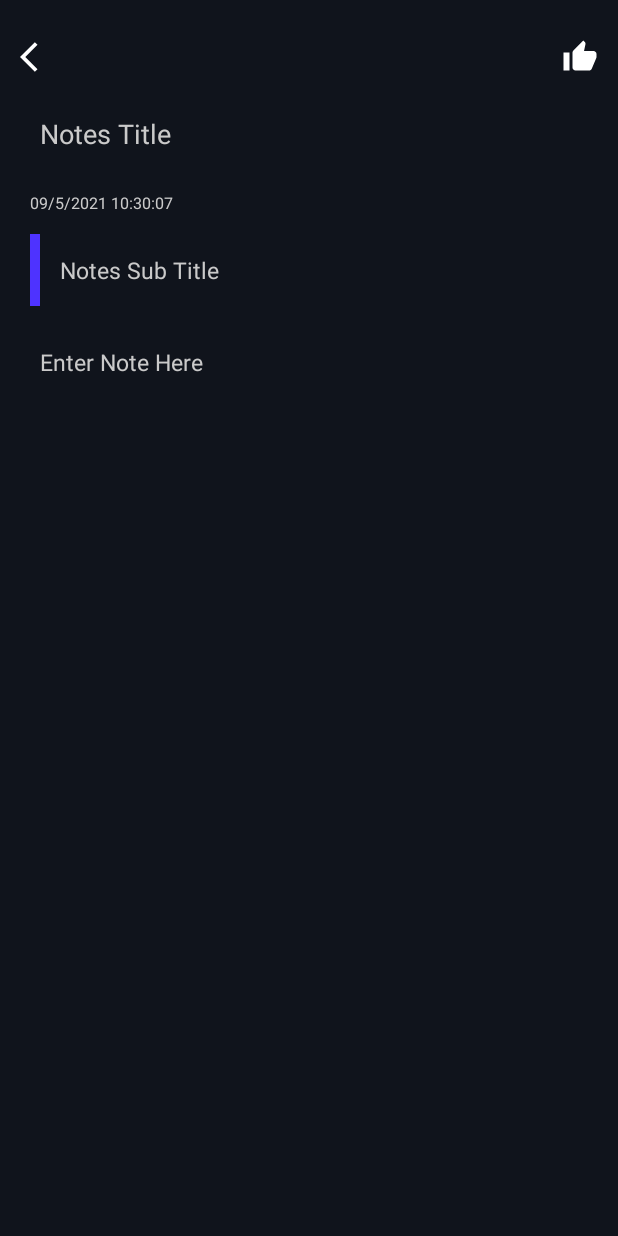
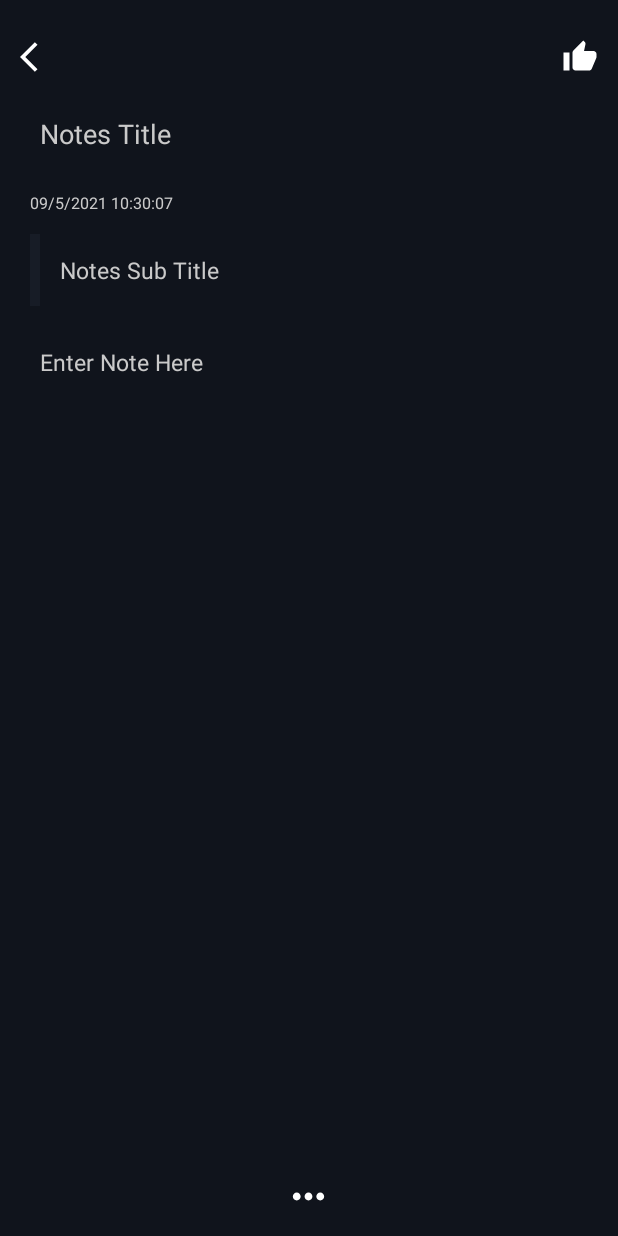
Before and after one commit to denizgocer/note-taking-kotlin, an Android app: the screen it shows after launch (MainActivity), after a tap on an icon or button, on a phone screen of 412 x 824 dp. Run offline under Robolectric (Android 15) with nearby library versions, the light colour scheme and no system bars; our stand-ins replace Room's generated code, sdp/ssp sizes.

Commit message:
Color on notes

```diff
--- a/app/build.gradle
+++ b/app/build.gradle
@@ -13,7 +13,7 @@
 
     defaultConfig {
         applicationId "com.denizgocer.notetakingfinal"
-        minSdkVersion 23
+        minSdkVersion 22
         targetSdkVersion 30
         versionCode 1
         versionName "1.0"
--- a/app/src/main/java/com/denizgocer/notetakingfinal/adapter/NotesAdapter.kt
+++ b/app/src/main/java/com/denizgocer/notetakingfinal/adapter/NotesAdapter.kt
@@ -41,6 +41,11 @@
         holder.itemView.tvDesc.text = arrList[position].noteText
         holder.itemView.tvDateTime.text = arrList[position].dateTime
 
+        if (arrList[position].color != null){
+            holder.itemView.cardView.setCardBackgroundColor(Color.parseColor(arrList[position].color))
+        }else{
+            holder.itemView.cardView.setCardBackgroundColor(Color.parseColor(R.color.ColorLightBlack.toString()))
+        }
 
         if (arrList[position].pathImage != null) {
             holder.itemView.imgNote.setImageBitmap(BitmapFactory.decodeFile(arrList[position].pathImage))
--- a/app/src/main/java/com/denizgocer/notetakingfinal/util/NoteBottomSheetFragment.kt
+++ b/app/src/main/java/com/denizgocer/notetakingfinal/util/NoteBottomSheetFragment.kt
@@ -25,6 +25,7 @@
             noteId = id
             return fragment
         }
+
     }
 
     override fun setupDialog(dialog: Dialog, style: Int) {
@@ -95,7 +96,6 @@
         fNote1.setOnClickListener {
             imgNote1.setImageResource(R.drawable.ic_tick)
             imgNote2.setImageResource(0)
-            imgNote3.setImageResource(0)
             imgNote4.setImageResource(0)
             imgNote5.setImageResource(0)
             imgNote6.setImageResource(0)
--- /dev/null
+++ b/app/src/main/res/drawable/ic_baseline_more_horiz_24.xml
@@ -0,0 +1,10 @@
+<vector xmlns:android="http://schemas.android.com/apk/res/android"
+    android:width="24dp"
+    android:height="24dp"
+    android:viewportWidth="24"
+    android:viewportHeight="24"
+    android:tint="?attr/colorControlNormal">
+  <path
+      android:fillColor="@android:color/white"
+      android:pathData="M6,10c-1.1,0 -2,0.9 -2,2s0.9,2 2,2 2,-0.9 2,-2 -0.9,-2 -2,-2zM18,10c-1.1,0 -2,0.9 -2,2s0.9,2 2,2 2,-0.9 2,-2 -0.9,-2 -2,-2zM12,10c-1.1,0 -2,0.9 -2,2s0.9,2 2,2 2,-0.9 2,-2 -0.9,-2 -2,-2z"/>
+</vector>
--- a/app/src/main/res/layout/fragment_create_note.xml
+++ b/app/src/main/res/layout/fragment_create_note.xml
@@ -11,8 +11,8 @@
         android:id="@+id/imgBack"
         android:layout_width="wrap_content"
         android:layout_height="wrap_content"
+        android:layout_marginStart="@dimen/_10sdp"
         android:layout_marginTop="@dimen/_20sdp"
-        android:layout_marginStart="@dimen/_10sdp"
         android:layout_marginBottom="@dimen/_10sdp"
         android:src="@drawable/ic_back"
         app:layout_constraintStart_toStartOf="parent"
@@ -33,15 +33,15 @@
 
     <EditText
         android:id="@+id/etNoteTitle"
-        android:background="@null"
         android:layout_width="match_parent"
         android:layout_height="wrap_content"
         android:layout_margin="@dimen/_10sdp"
+        android:background="@null"
         android:ellipsize="end"
         android:hint="@string/notes_title"
+        android:inputType="text"
         android:maxLines="1"
         android:padding="@dimen/_10sdp"
-        android:inputType="text"
         android:textColor="@color/ColorWhite"
         android:textColorHint="@color/ColorGray"
         android:textSize="@dimen/_14ssp"
@@ -53,10 +53,10 @@
         android:id="@+id/tvDateTime"
         android:layout_width="match_parent"
         android:layout_height="wrap_content"
+        android:layout_marginStart="@dimen/_5sdp"
         android:layout_marginTop="@dimen/_10sdp"
+        android:layout_marginEnd="@dimen/_10sdp"
         android:layout_marginBottom="@dimen/_5sdp"
-        android:layout_marginStart="@dimen/_5sdp"
-        android:layout_marginEnd="@dimen/_10sdp"
         android:ellipsize="end"
         android:maxLines="1"
         android:paddingStart="@dimen/_10sdp"
@@ -71,27 +71,29 @@
         android:id="@+id/l1"
         android:layout_width="match_parent"
         android:layout_height="wrap_content"
+        android:layout_margin="@dimen/_10sdp"
         android:orientation="horizontal"
         app:layout_constraintEnd_toEndOf="parent"
         app:layout_constraintStart_toStartOf="parent"
-        app:layout_constraintTop_toBottomOf="@id/tvDateTime"
-        android:layout_margin="@dimen/_10sdp">
+        app:layout_constraintTop_toBottomOf="@id/tvDateTime">
 
         <View
+            android:id="@+id/colorView"
             android:layout_width="@dimen/_5sdp"
+            android:layout_height="match_parent"
             android:layout_marginStart="@dimen/_5sdp"
-            android:layout_height="match_parent"
-            android:background="@color/ColorBlue"/>
+            android:background="@color/ColorBlue" />
+
         <EditText
             android:id="@+id/etNoteSub"
             android:layout_width="match_parent"
             android:layout_height="wrap_content"
+            android:background="@null"
             android:ellipsize="end"
             android:hint="@string/notes_sub_title"
+            android:inputType="text"
             android:maxLines="1"
-            android:background="@null"
             android:padding="@dimen/_10ssp"
-            android:inputType="text"
             android:textColor="@color/ColorWhite"
             android:textColorHint="@color/ColorGray"
             android:textSize="@dimen/_12sdp" />
@@ -104,10 +106,10 @@
         android:layout_width="match_parent"
         android:layout_height="wrap_content"
         android:layout_margin="@dimen/_10sdp"
+        android:background="@null"
         android:hint="@string/notes_desc"
         android:inputType="textMultiLine"
         android:padding="@dimen/_10sdp"
-        android:background="@null"
         android:textColor="@color/ColorWhite"
         android:textColorHint="@color/ColorGray"
         android:textSize="@dimen/_12ssp"
@@ -115,5 +117,22 @@
         app:layout_constraintStart_toStartOf="parent"
         app:layout_constraintTop_toBottomOf="@id/l1" />
 
+    <FrameLayout
+        android:layout_width="match_parent"
+        android:layout_height="@dimen/_40sdp"
+        app:layout_constraintBottom_toBottomOf="parent"
+        app:layout_constraintEnd_toEndOf="parent"
+        app:layout_constraintStart_toStartOf="parent">
+
+        <ImageView
+            android:id="@+id/imgMore"
+            android:layout_gravity="center"
+            android:layout_width="@dimen/_24sdp"
+            android:layout_height="@dimen/_24sdp"
+            android:src="@drawable/ic_baseline_more_horiz_24"
+            app:tint="@color/ColorWhite"/>
+
+    </FrameLayout>
+
 
 </androidx.constraintlayout.widget.ConstraintLayout>
```
Also changed, not shown: app/src/main/java/com/denizgocer/notetakingfinal/CreateNoteFragment.kt (+87 -14 lines), app/src/main/res/layout/fragment_notes_bottom_sheet.xml (+1 -17 lines).
